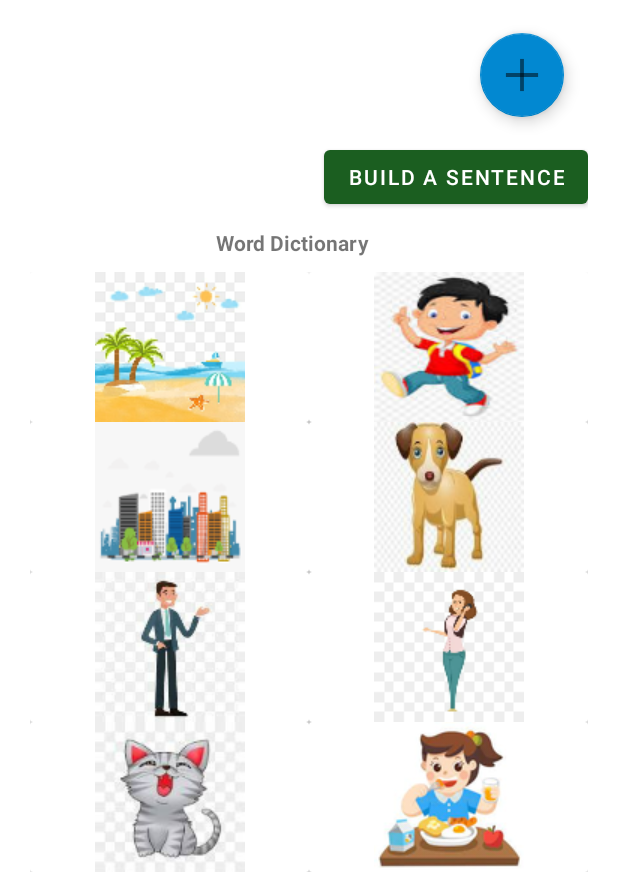
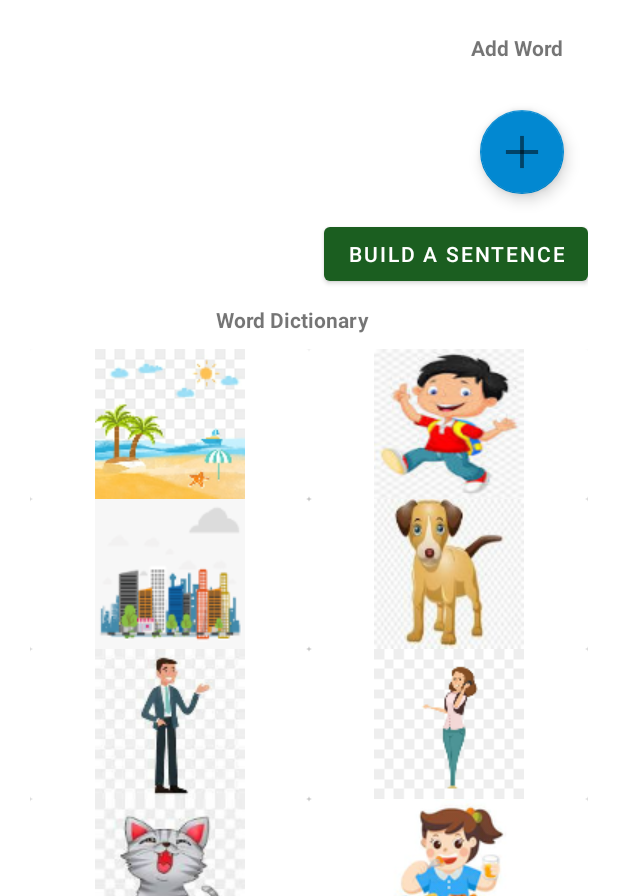
Before and after one commit to dylanrychlik/Sentence_Builder, an Android app: the screen it shows after launch (MainActivity), after a tap on "Submit", on a phone screen of 412 x 824 dp, the part 340-1236 px from its top. Run offline under Robolectric (Android 15) with nearby library versions, the phone set to English and light mode, and no system bars.

Commit message:
Final commit-needed to add text fields

```diff
--- a/app/src/main/res/layout/activity_main.xml
+++ b/app/src/main/res/layout/activity_main.xml
@@ -39,6 +39,15 @@
         android:layout_margin="6dp"
         android:text="@string/app_description" />
 
+    <TextView
+        android:id="@+id/description"
+        android:layout_width="wrap_content"
+        android:layout_height="wrap_content"
+        android:textStyle="bold"
+        android:layout_gravity="end|bottom"
+        android:layout_margin="16dp"
+        android:text="@string/add_word" />
+
     <com.google.android.material.floatingactionbutton.FloatingActionButton
         android:id="@+id/fab"
         android:layout_width="wrap_content"
--- a/app/src/main/res/values/strings.xml
+++ b/app/src/main/res/values/strings.xml
@@ -16,6 +16,8 @@
     <string name="enter_a_word">Enter a word</string>
     <string name="word_dictionary">Word Dictionary</string>
     <string name="app_description">The Sentence Builder App is a dynamic sound board app which allows you to add an image, a sound with image, a word for the image and sound as text and allows you build a sentence with the text. It is intended to help non verbal autistic children and other non verbal children communicate.</string>
+    <string name="add_word">Add Word</string>
+    <string name="select_a_word_from_the_dropdown">Select a Word from the Dropdown</string>
 
 
 </resources>
```
Also changed, not shown: app/src/main/res/layout/activity_wizard.xml (+10 -1 lines).
